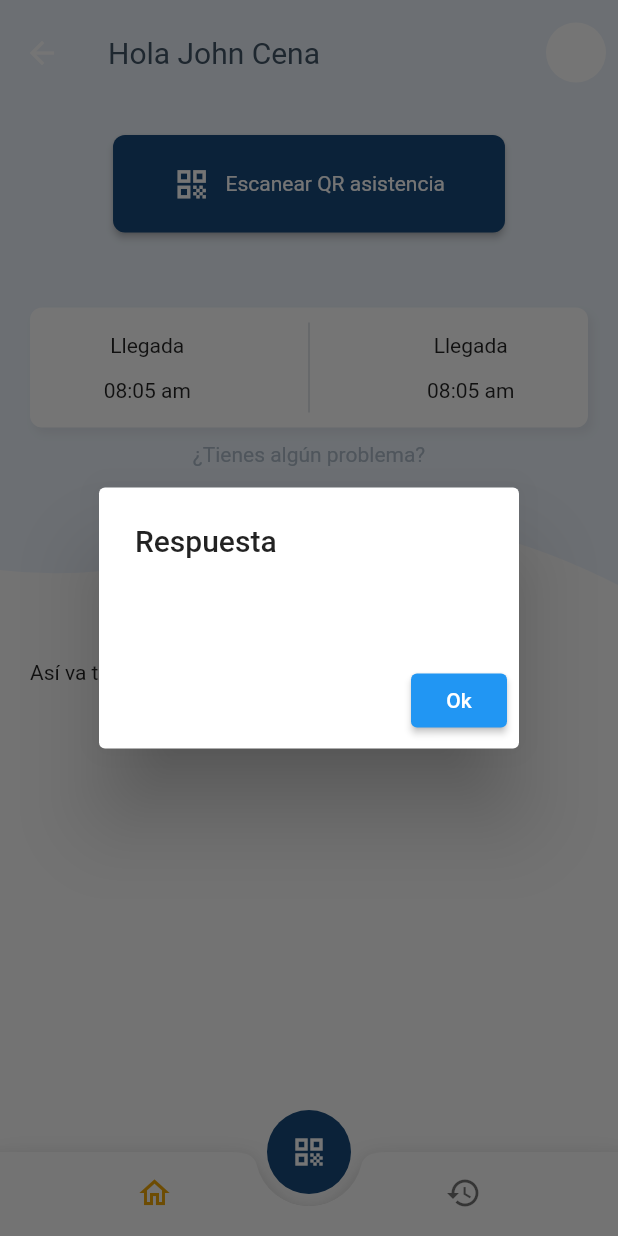
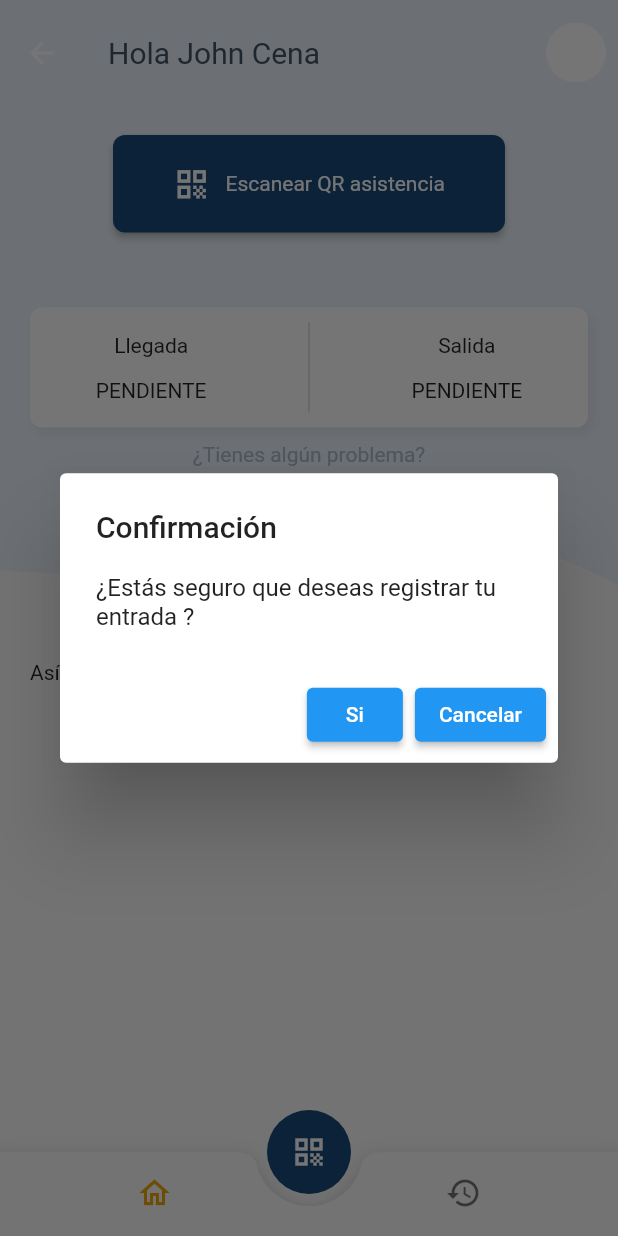
Before and after one commit to matiasbarram/checkapp, a Flutter app: the HomeScreen screen opened by its route, after a tap on "Escanear QR asistencia", on a phone screen of 412 x 824 dp. Run offline on Flutter 3.47's test engine with Material 2 defaults, Android fonts, the light colour scheme and no system bars; our stand-ins replace flutter_secure_storage; missing offline and left inert: flutter_barcode_scanner; accounts and stored records are empty.

Commit message:
new Models, services and providers

```diff
--- a/frontend/lib/helpers/scan_qr.dart
+++ b/frontend/lib/helpers/scan_qr.dart
@@ -1,36 +1,76 @@
+import 'package:checkapp/services/services.dart';
 import 'package:flutter/material.dart';
 import 'package:flutter_barcode_scanner/flutter_barcode_scanner.dart';
 import 'package:provider/provider.dart';
-import '../providers/providers.dart';
 
 scanQr(BuildContext context) async {
-  String barcodeScanRes = await FlutterBarcodeScanner.scanBarcode(
+  String qrScanRes = await FlutterBarcodeScanner.scanBarcode(
       '#174A7C', 'Cancelar', false, ScanMode.QR);
+  if (qrScanRes != (-1).toString()) {
+    final attanceProvider =
+        Provider.of<AttendanceService>(context, listen: false);
 
-  confirmDialog(context, barcodeScanRes);
-
-  final scanQrProvider = Provider.of<ScanQrProvider>(context, listen: false);
-  if (barcodeScanRes != '-1') {
-    scanQrProvider.qrResp = barcodeScanRes.toString();
-    scanQrProvider.nuevoScan();
+    //Se hicieron ambos scans
+    if (attanceProvider.entrada != 'PENDIENTE' &&
+        attanceProvider.salida != 'PENDIENTE') {
+      await errorDialog(context, 'Ya se registró la entrada y salida');
+    }
+    //Salida pero no entrada
+    if (attanceProvider.entrada == 'PENDIENTE' &&
+        attanceProvider.salida != 'PENDIENTE') {
+      await errorDialog(context, 'Hubo un error trigido');
+      //Aún no se hace el primero
+    } else if (attanceProvider.entrada == 'PENDIENTE' &&
+        attanceProvider.salida == 'PENDIENTE') {
+      await confirmDialog(context, qrScanRes, 'entrada');
+      //Falta hacer la salida
+    } else if (attanceProvider.salida == 'PENDIENTE' &&
+        attanceProvider.entrada != 'PENDIENTE') {
+      await confirmDialog(context, qrScanRes, 'salida');
+    }
   }
 }
 
-confirmDialog(BuildContext context, String barcodeScanRes) async {
+confirmDialog(BuildContext context, String barcodeScanRes, String llegaStrr) {
   showDialog(
+      barrierDismissible: false,
       context: context,
       builder: (BuildContext context) {
         return AlertDialog(
           title: const Text(
-            'Respuesta',
+            'Confirmación',
           ),
-          content: Text(barcodeScanRes),
+          content: Text('¿Estás seguro que deseas registrar tu $llegaStrr ?'),
           actions: [
             ElevatedButton(
-              child: const Text("Ok"),
-              onPressed: () => Navigator.pop(context),
+              child: const Text("Si"),
+              onPressed: () => Navigator.of(context).pop(true),
+            ),
+            ElevatedButton(
+              child: const Text("Cancelar"),
+              onPressed: () => Navigator.of(context).pop(false),
             ),
           ],
         );
       });
 }
+
+errorDialog(BuildContext context, String errorMsg) {
+  showDialog(
+      barrierDismissible: false,
+      context: context,
+      builder: (BuildContext context) {
+        return AlertDialog(
+          title: const Text(
+            '¡Error!',
+          ),
+          content: Text(errorMsg),
+          actions: [
+            ElevatedButton(
+              child: const Text("Salir"),
+              onPressed: () => Navigator.of(context).pop(true),
+            ),
+          ],
+        );
+      });
+}
--- a/frontend/lib/main.dart
+++ b/frontend/lib/main.dart
@@ -1,4 +1,5 @@
 import 'package:checkapp/services/auth_service.dart';
+import 'package:checkapp/services/services.dart';
 import 'package:flutter/material.dart';
 import 'package:provider/provider.dart';
 import 'providers/providers.dart';
@@ -25,7 +26,7 @@ class MyApp extends StatelessWidget {
       providers: [
         ChangeNotifierProvider(create: (_) => UIprovider()),
         ChangeNotifierProvider(create: (_) => AuthService()),
-        ChangeNotifierProvider(create: (_) => ScanQrProvider())
+        ChangeNotifierProvider(create: (_) => AttendanceService()),
       ],
       child: MaterialApp(
         debugShowCheckedModeBanner: false,
--- /dev/null
+++ b/frontend/lib/models/models.dart
@@ -0,0 +1,3 @@
+export 'package:checkapp/models/company_model.dart';
+export 'package:checkapp/models/scan_model.dart';
+export 'package:checkapp/models/scan_model.dart';
--- a/frontend/lib/providers/providers.dart
+++ b/frontend/lib/providers/providers.dart
@@ -1,3 +1,2 @@
-export 'package:checkapp/providers/scan_qr_provider.dart';
 export 'package:checkapp/providers/ui_provider.dart';
 export 'package:checkapp/providers/login_form_provider.dart';
--- a/frontend/lib/providers/scan_qr_provider.dart
+++ /dev/null
@@ -1,18 +0,0 @@
-// ignore_for_file: avoid_print
-
-import 'package:checkapp/models/scan_model.dart';
-import 'package:flutter/material.dart';
-
-class ScanQrProvider extends ChangeNotifier {
-  String qrResp = '';
-
-  nuevoScan() {
-    final scanmodmel = ScanModel.fromJson(qrResp);
-    print("id: " + scanmodmel.id.toString());
-    print("Nombre de la empresa: " + scanmodmel.name);
-    print("Dirección de la empresa: " + scanmodmel.location);
-    //hacer algo con el modelo
-
-    //notifyListeners();
-  }
-}
--- a/frontend/lib/screens/resumen_screen.dart
+++ b/frontend/lib/screens/resumen_screen.dart
@@ -1,16 +1,19 @@
+import 'package:checkapp/services/services.dart';
 import 'package:flutter/material.dart';
+import 'package:provider/provider.dart';
 
 import '../helpers/helpers.dart';
 import '../themes/app_theme.dart';
 import '../widgets/widgets.dart';
+import 'package:flutter/services.dart';
 
 class ResumenScreen extends StatelessWidget {
   const ResumenScreen({
     Key? key,
   }) : super(key: key);
-
   @override
   Widget build(BuildContext context) {
+    final attendence = Provider.of<AttendanceService>(context);
     return Column(
       children: [
         ClipPath(
@@ -50,9 +53,9 @@ class ResumenScreen extends StatelessWidget {
                               Column(
                                 mainAxisAlignment:
                                     MainAxisAlignment.spaceAround,
-                                children: const [
-                                  Text('Llegada'),
-                                  Text('08:05 am')
+                                children: [
+                                  const Text('Llegada'),
+                                  Text(attendence.entrada)
                                 ],
                               ),
                               const VerticalDivider(
@@ -63,9 +66,9 @@ class ResumenScreen extends StatelessWidget {
                               Column(
                                 mainAxisAlignment:
                                     MainAxisAlignment.spaceAround,
-                                children: const [
-                                  Text('Llegada'),
-                                  Text('08:05 am')
+                                children: [
+                                  const Text('Salida'),
+                                  Text(attendence.salida)
                                 ],
                               ),
                             ],
--- /dev/null
+++ b/frontend/lib/services/attendance_service.dart
@@ -0,0 +1,12 @@
+import 'package:flutter/material.dart';
+
+class AttendanceService extends ChangeNotifier {
+  final String entrada = 'PENDIENTE';
+  final String salida = 'PENDIENTE';
+
+  checkAtendence() async {
+    //Hacer el post con la info
+    //TODO:
+    //   -
+  }
+}
--- a/frontend/lib/services/auth_service.dart
+++ b/frontend/lib/services/auth_service.dart
@@ -6,8 +6,8 @@ import 'package:flutter_secure_storage/flutter_secure_storage.dart';
 import 'package:http/http.dart' as http;
 
 class AuthService extends ChangeNotifier {
+  final storage = const FlutterSecureStorage();
   final String _baseUrl = 'api.asiendosoftware.xyz';
-  final storage = const FlutterSecureStorage();
   final String _cookieName = 'mysession';
 
   Future<void> checkKeys() async {
--- /dev/null
+++ b/frontend/lib/services/services.dart
@@ -0,0 +1,2 @@
+export 'package:checkapp/services/auth_service.dart';
+export 'package:checkapp/services/attendance_service.dart';
```
Also changed, not shown: frontend/lib/models/company_model.dart (added, +30 -0 lines), frontend/lib/models/user_model.dart (added, +45 -0 lines).
